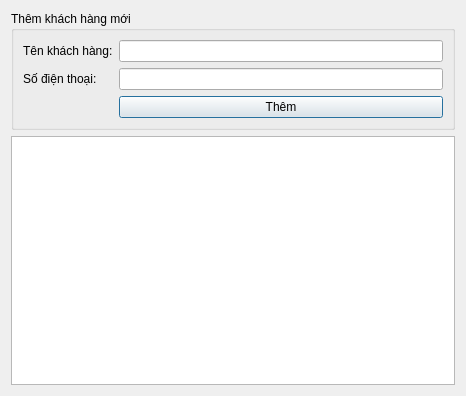
First picture: the form in AddCustomerToStore.ui, repository DuongNguyen0210/StoreProject, before the edit.
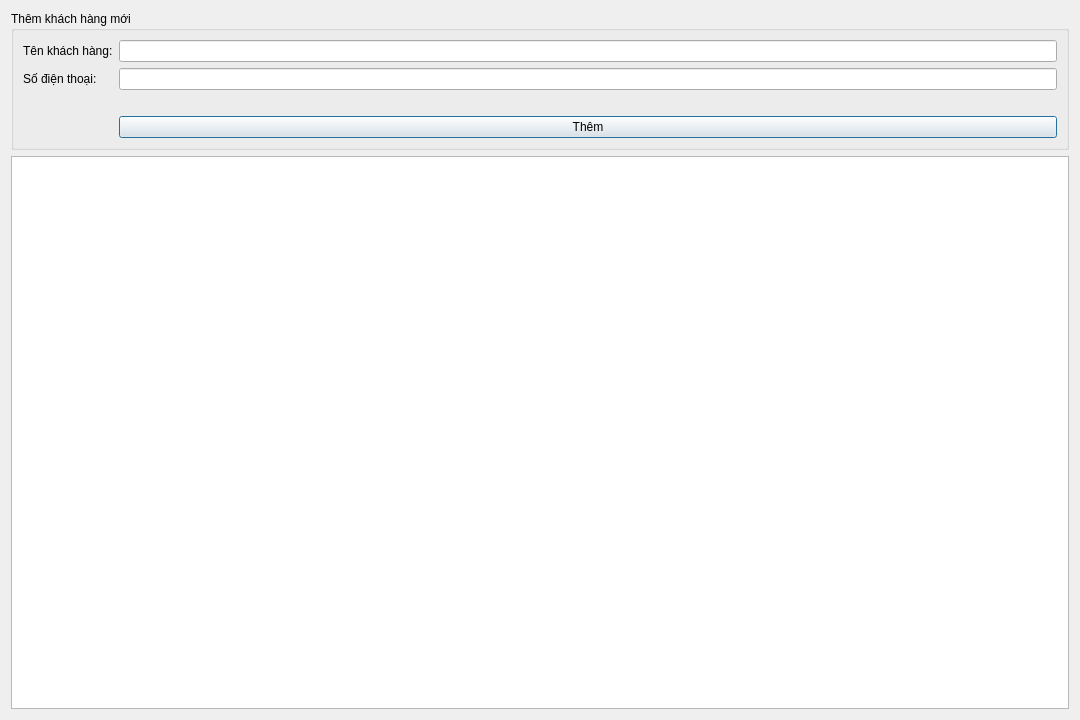
Second picture: the form after the edit. Icons and pictures are not drawn.

The edit to the form file:
```diff
--- a/AddCustomerToStore.ui
+++ b/AddCustomerToStore.ui
@@ -6,8 +6,8 @@
    <rect>
     <x>0</x>
     <y>0</y>
-    <width>466</width>
-    <height>396</height>
+    <width>1080</width>
+    <height>720</height>
    </rect>
   </property>
   <property name="windowTitle">
@@ -44,18 +44,35 @@
       <item row="1" column="1">
        <widget class="QLineEdit" name="txtPhone"/>
       </item>
-      <item row="2" column="1">
+      <item row="3" column="1">
        <widget class="QPushButton" name="btnAddCustomer">
         <property name="text">
          <string>Thêm</string>
         </property>
        </widget>
       </item>
+      <item row="2" column="1">
+       <widget class="QLabel" name="label_3">
+        <property name="text">
+         <string/>
+        </property>
+       </widget>
+      </item>
      </layout>
     </widget>
    </item>
    <item>
-    <widget class="QTableView" name="tableCustomers"/>
+    <widget class="QTableView" name="tableCustomers">
+     <attribute name="horizontalHeaderMinimumSectionSize">
+      <number>50</number>
+     </attribute>
+     <attribute name="verticalHeaderMinimumSectionSize">
+      <number>50</number>
+     </attribute>
+     <attribute name="verticalHeaderDefaultSectionSize">
+      <number>50</number>
+     </attribute>
+    </widget>
    </item>
   </layout>
  </widget>
```
